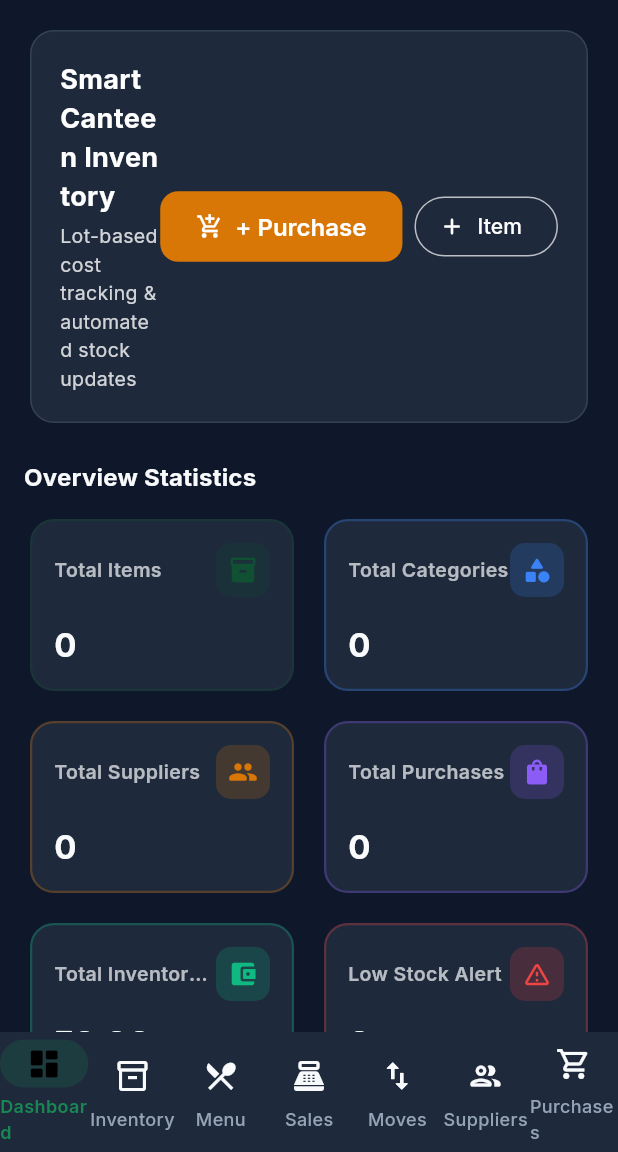
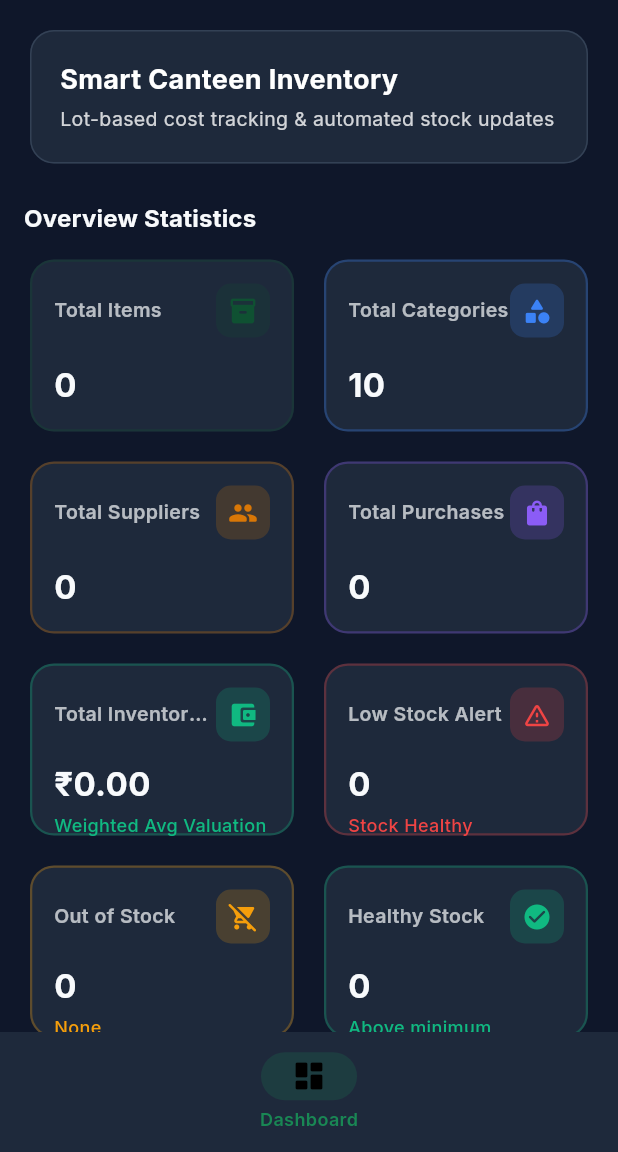
Before and after one commit to Lohith-Varma/NSRIT_Canteen, a Flutter app: the MainLayout screen opened directly, after a tap on the "nightlight round" icon, on a phone screen of 412 x 824 dp, the part 84-1236 px from its top. Run offline on Flutter 3.47's test engine with Material 3 defaults, Android fonts, the phone set to English and light mode, and no system bars; our stand-ins replace cloud_firestore, firebase_auth, firebase_core, flutter_spinkit, google_fonts; accounts and stored records are empty.

Commit message:
feat: Update Firebase configuration, add Firestore and Storage rules, and enhance provider functionality

```diff
--- a/lib/providers/admin_provider.dart
+++ b/lib/providers/admin_provider.dart
@@ -41,12 +41,8 @@
     return _notifications.where((item) => !item.isRead).length;
   }
 
-  AdminProvider() {
-    loadAdminData();
-    _startUserSync();
-  }
-
-  void _startUserSync() {
+  void startUserSync() {
+    if (_userSubscription != null) return;
     _userSubscription?.cancel();
     _userSubscription = _adminService.watchUsers().listen(
       (users) {
@@ -291,10 +287,18 @@
   }
 
   bool hasAccess(UserModel? user, String module) {
-    final role = user?.role ?? 'Administrator';
+    final role = user?.role;
+    if (module == 'Dashboard') return true;
+    if (role == null) return false;
     if (role == 'Administrator') return true;
     const permissions = {
-      'Store Manager': {'Inventory', 'Suppliers', 'Purchases', 'Dashboard'},
+      'Store Manager': {
+        'Inventory',
+        'Suppliers',
+        'Purchases',
+        'Stock Movements',
+        'Dashboard',
+      },
       'Cook': {'Menu', 'Preparation', 'Dashboard'},
       'Cashier': {'Sales', 'Dashboard'},
     };
--- a/lib/providers/auth_provider.dart
+++ b/lib/providers/auth_provider.dart
@@ -19,11 +19,19 @@
   }
 
   void _init() {
-    _authService.authStateChanges.listen((user) {
-      _user = user;
-      _isLoading = false;
-      notifyListeners();
-    });
+    _authService.authStateChanges.listen(
+      (user) {
+        _user = user;
+        _isLoading = false;
+        notifyListeners();
+      },
+      onError: (Object error) {
+        _user = null;
+        _errorMessage = error.toString().replaceAll('Exception: ', '');
+        _isLoading = false;
+        notifyListeners();
+      },
+    );
   }
 
   Future<bool> signIn(String email, String password) async {
--- a/lib/providers/inventory_provider.dart
+++ b/lib/providers/inventory_provider.dart
@@ -27,6 +27,7 @@
   InventorySortOption _sortOption = InventorySortOption.nameAsc;
   StreamSubscription<List<InventoryItem>>? _inventorySubscription;
   StreamSubscription<List<String>>? _categorySubscription;
+  bool _syncStarted = false;
 
   List<InventoryItem> get items => _items;
   List<String> get categories => _categories;
@@ -37,11 +38,9 @@
   String? get selectedStatus => _selectedStatus;
   InventorySortOption get sortOption => _sortOption;
 
-  InventoryProvider() {
-    startRealtimeSync();
-  }
-
   void startRealtimeSync() {
+    if (_syncStarted) return;
+    _syncStarted = true;
     _isLoading = true;
     notifyListeners();
 
@@ -58,6 +57,7 @@
       onError: (Object error) {
         _errorMessage = 'Failed to sync inventory: $error';
         _isLoading = false;
+        _syncStarted = false;
         notifyListeners();
       },
     );
--- a/lib/providers/kitchen_provider.dart
+++ b/lib/providers/kitchen_provider.dart
@@ -43,10 +43,6 @@
   }
 
   List<SaleModel> get recentSales => _sales.take(5).toList();
-
-  KitchenProvider() {
-    loadKitchenData();
-  }
 
   Future<void> loadKitchenData() async {
     _isLoading = true;
--- a/lib/providers/purchase_provider.dart
+++ b/lib/providers/purchase_provider.dart
@@ -19,10 +19,6 @@
 
   List<PurchaseModel> get recentPurchases {
     return _purchases.take(5).toList();
-  }
-
-  PurchaseProvider() {
-    loadPurchases();
   }
 
   Future<void> loadPurchases() async {
--- a/lib/providers/supplier_provider.dart
+++ b/lib/providers/supplier_provider.dart
@@ -16,10 +16,6 @@
   String get searchQuery => _searchQuery;
 
   int get totalSuppliers => _suppliers.length;
-
-  SupplierProvider() {
-    loadSuppliers();
-  }
 
   Future<void> loadSuppliers() async {
     _isLoading = true;
--- a/lib/screens/auth/splash_screen.dart
+++ b/lib/screens/auth/splash_screen.dart
@@ -8,7 +8,9 @@
 import 'login_screen.dart';
 
 class SplashScreen extends StatefulWidget {
-  const SplashScreen({super.key});
+  final bool autoNavigate;
+
+  const SplashScreen({super.key, this.autoNavigate = true});
 
   @override
   State<SplashScreen> createState() => _SplashScreenState();
@@ -18,7 +20,9 @@
   @override
   void initState() {
     super.initState();
-    _checkAuthAndNavigate();
+    if (widget.autoNavigate) {
+      _checkAuthAndNavigate();
+    }
   }
 
   Future<void> _checkAuthAndNavigate() async {
--- a/lib/screens/dashboard/dashboard_screen.dart
+++ b/lib/screens/dashboard/dashboard_screen.dart
@@ -1,6 +1,8 @@
 import 'package:flutter/material.dart';
 import 'package:provider/provider.dart';
 import '../../constants/app_colors.dart';
+import '../../providers/admin_provider.dart';
+import '../../providers/auth_provider.dart';
 import '../../providers/inventory_provider.dart';
 import '../../providers/supplier_provider.dart';
 import '../../providers/purchase_provider.dart';
@@ -24,6 +26,8 @@
     final supplierProvider = Provider.of<SupplierProvider>(context);
     final purchaseProvider = Provider.of<PurchaseProvider>(context);
     final kitchenProvider = Provider.of<KitchenProvider>(context);
+    final authProvider = Provider.of<AuthProvider>(context);
+    final adminProvider = Provider.of<AdminProvider>(context);
 
     final screenWidth = MediaQuery.of(context).size.width;
     final gridCrossAxisCount = screenWidth > 900
@@ -32,6 +36,14 @@
 
     final lowStockList = inventoryProvider.lowStockItems;
     final recentPurchases = purchaseProvider.recentPurchases;
+    final canManageInventory = adminProvider.hasAccess(
+      authProvider.user,
+      'Inventory',
+    );
+    final canManagePurchases = adminProvider.hasAccess(
+      authProvider.user,
+      'Purchases',
+    );
 
     return RefreshIndicator(
       onRefresh: () async {
@@ -76,10 +88,12 @@
                         ],
                       ),
                     ),
+                    if (canManageInventory || canManagePurchases)
                       Wrap(
                         spacing: 8,
                         runSpacing: 8,
                         children: [
+                          if (canManagePurchases)
                             ElevatedButton.icon(
                               style: ElevatedButton.styleFrom(
                                 backgroundColor: AppColors.secondary,
@@ -92,9 +106,13 @@
                                   ),
                                 );
                               },
-                          icon: const Icon(Icons.add_shopping_cart, size: 18),
+                              icon: const Icon(
+                                Icons.add_shopping_cart,
+                                size: 18,
+                              ),
                               label: const Text('+ Purchase'),
                             ),
+                          if (canManageInventory)
                             OutlinedButton.icon(
                               style: OutlinedButton.styleFrom(
                                 foregroundColor: Colors.white,
@@ -312,13 +330,16 @@
                       return Card(
                         margin: const EdgeInsets.only(bottom: 8),
                         child: ListTile(
-                          onTap: () {
+                          onTap: canManageInventory
+                              ? () {
                                   Navigator.of(context).push(
                                     MaterialPageRoute(
-                                builder: (_) => ItemDetailScreen(item: item),
+                                      builder: (_) =>
+                                          ItemDetailScreen(item: item),
                                     ),
                                   );
-                          },
+                                }
+                              : null,
                           leading: CircleAvatar(
                             backgroundColor: AppColors.danger.withValues(
                               alpha: 0.15,
@@ -381,10 +402,11 @@
             ),
             const SizedBox(height: 12),
             recentPurchases.isEmpty
-                ? const EmptyStateWidget(
+                ? EmptyStateWidget(
                     title: 'No Purchases Recorded',
-                    message:
-                        'Click "+ Purchase" above to add your first canteen purchase entry.',
+                    message: canManagePurchases
+                        ? 'Click "+ Purchase" above to add your first canteen purchase entry.'
+                        : 'Purchase entries will appear here when available.',
                     icon: Icons.receipt_long_outlined,
                   )
                 : ListView.builder(
--- a/lib/screens/main_layout.dart
+++ b/lib/screens/main_layout.dart
@@ -1,6 +1,11 @@
 import 'package:flutter/material.dart';
 import 'package:provider/provider.dart';
+import '../providers/admin_provider.dart';
 import '../providers/auth_provider.dart';
+import '../providers/inventory_provider.dart';
+import '../providers/kitchen_provider.dart';
+import '../providers/purchase_provider.dart';
+import '../providers/supplier_provider.dart';
 import '../providers/theme_provider.dart';
 import '../widgets/confirm_dialog.dart';
 
@@ -22,25 +27,72 @@
 
 class _MainLayoutState extends State<MainLayout> {
   int _currentIndex = 0;
+  bool _loadedInitialData = false;
 
-  final List<Widget> _screens = const [
-    DashboardScreen(),
-    CategoryGridScreen(),
-    MenuScreen(),
-    SalesScreen(),
-    StockMovementScreen(),
-    SupplierListScreen(),
-    PurchaseListScreen(),
-  ];
-
-  final List<String> _titles = const [
-    'Dashboard',
-    'Inventory Management',
-    'Smart Kitchen Menu',
-    'Sales',
-    'Stock Movements',
-    'Supplier Directory',
-    'Purchase History',
+  static const List<_NavigationItem> _allItems = [
+    _NavigationItem(
+      module: 'Dashboard',
+      title: 'Dashboard',
+      label: 'Dashboard',
+      compactLabel: 'Dashboard',
+      icon: Icons.dashboard_outlined,
+      selectedIcon: Icons.dashboard_rounded,
+      screen: DashboardScreen(),
+    ),
+    _NavigationItem(
+      module: 'Inventory',
+      title: 'Inventory Management',
+      label: 'Inventory',
+      compactLabel: 'Inventory',
+      icon: Icons.inventory_2_outlined,
+      selectedIcon: Icons.inventory_2_rounded,
+      screen: CategoryGridScreen(),
+    ),
+    _NavigationItem(
+      module: 'Menu',
+      title: 'Smart Kitchen Menu',
+      label: 'Menu',
+      compactLabel: 'Menu',
+      icon: Icons.restaurant_menu_outlined,
+      selectedIcon: Icons.restaurant_menu_rounded,
+      screen: MenuScreen(),
+    ),
+    _NavigationItem(
+      module: 'Sales',
+      title: 'Sales',
+      label: 'Sales',
+      compactLabel: 'Sales',
+      icon: Icons.point_of_sale_outlined,
+      selectedIcon: Icons.point_of_sale_rounded,
+      screen: SalesScreen(),
+    ),
+    _NavigationItem(
+      module: 'Stock Movements',
+      title: 'Stock Movements',
+      label: 'Movements',
+      compactLabel: 'Moves',
+      icon: Icons.swap_vert_outlined,
+      selectedIcon: Icons.swap_vert_rounded,
+      screen: StockMovementScreen(),
+    ),
+    _NavigationItem(
+      module: 'Suppliers',
+      title: 'Supplier Directory',
+      label: 'Suppliers',
+      compactLabel: 'Suppliers',
+      icon: Icons.people_outline_rounded,
+      selectedIcon: Icons.people_rounded,
+      screen: SupplierListScreen(),
+    ),
+    _NavigationItem(
+      module: 'Purchases',
+      title: 'Purchase History',
+      label: 'Purchases',
+      compactLabel: 'Purchases',
+      icon: Icons.shopping_cart_outlined,
+      selectedIcon: Icons.shopping_cart_rounded,
+      screen: PurchaseListScreen(),
+    ),
   ];
 
   Future<void> _handleLogout(BuildContext context) async {
@@ -70,8 +122,17 @@
     final theme = Theme.of(context);
     final themeProvider = Provider.of<ThemeProvider>(context);
     final authProvider = Provider.of<AuthProvider>(context);
+    final adminProvider = Provider.of<AdminProvider>(context);
     final screenWidth = MediaQuery.of(context).size.width;
     final isTablet = screenWidth >= 600;
+    final visibleItems = _allItems
+        .where(
+          (item) => adminProvider.hasAccess(authProvider.user, item.module),
+        )
+        .toList();
+    final selectedIndex = _currentIndex >= visibleItems.length
+        ? 0
+        : _currentIndex;
 
     return Scaffold(
       appBar: AppBar(
@@ -89,7 +150,7 @@
           crossAxisAlignment: CrossAxisAlignment.start,
           children: [
             Text(
-              _titles[_currentIndex],
+              visibleItems[selectedIndex].title,
               style: const TextStyle(fontWeight: FontWeight.bold, fontSize: 18),
             ),
             Text(
@@ -131,104 +192,113 @@
         children: [
           if (isTablet)
             NavigationRail(
-              selectedIndex: _currentIndex,
+              selectedIndex: selectedIndex,
               onDestinationSelected: (index) {
                 setState(() {
                   _currentIndex = index;
                 });
               },
               labelType: NavigationRailLabelType.all,
-              destinations: const [
-                NavigationRailDestination(
-                  icon: Icon(Icons.dashboard_outlined),
-                  selectedIcon: Icon(Icons.dashboard_rounded),
-                  label: Text('Dashboard'),
-                ),
-                NavigationRailDestination(
-                  icon: Icon(Icons.inventory_2_outlined),
-                  selectedIcon: Icon(Icons.inventory_2_rounded),
-                  label: Text('Inventory'),
-                ),
-                NavigationRailDestination(
-                  icon: Icon(Icons.restaurant_menu_outlined),
-                  selectedIcon: Icon(Icons.restaurant_menu_rounded),
-                  label: Text('Menu'),
-                ),
-                NavigationRailDestination(
-                  icon: Icon(Icons.point_of_sale_outlined),
-                  selectedIcon: Icon(Icons.point_of_sale_rounded),
-                  label: Text('Sales'),
-                ),
-                NavigationRailDestination(
-                  icon: Icon(Icons.swap_vert_outlined),
-                  selectedIcon: Icon(Icons.swap_vert_rounded),
-                  label: Text('Movements'),
-                ),
-                NavigationRailDestination(
-                  icon: Icon(Icons.people_outline_rounded),
-                  selectedIcon: Icon(Icons.people_rounded),
-                  label: Text('Suppliers'),
-                ),
-                NavigationRailDestination(
-                  icon: Icon(Icons.shopping_cart_outlined),
-                  selectedIcon: Icon(Icons.shopping_cart_rounded),
-                  label: Text('Purchases'),
-                ),
-              ],
+              destinations: visibleItems
+                  .map(
+                    (item) => NavigationRailDestination(
+                      icon: Icon(item.icon),
+                      selectedIcon: Icon(item.selectedIcon),
+                      label: Text(item.label),
+                    ),
+                  )
+                  .toList(),
             ),
           if (isTablet) const VerticalDivider(thickness: 1, width: 1),
           Expanded(
-            child: IndexedStack(index: _currentIndex, children: _screens),
+            child: IndexedStack(
+              index: selectedIndex,
+              children: visibleItems.map((item) => item.screen).toList(),
+            ),
           ),
         ],
       ),
       bottomNavigationBar: isTablet
           ? null
           : NavigationBar(
-              selectedIndex: _currentIndex,
+              selectedIndex: selectedIndex,
               onDestinationSelected: (index) {
                 setState(() {
                   _currentIndex = index;
                 });
               },
-              destinations: const [
-                NavigationDestination(
-                  icon: Icon(Icons.dashboard_outlined),
-                  selectedIcon: Icon(Icons.dashboard_rounded),
-                  label: 'Dashboard',
-                ),
-                NavigationDestination(
-                  icon: Icon(Icons.inventory_2_outlined),
-                  selectedIcon: Icon(Icons.inventory_2_rounded),
-                  label: 'Inventory',
-                ),
-                NavigationDestination(
-                  icon: Icon(Icons.restaurant_menu_outlined),
-                  selectedIcon: Icon(Icons.restaurant_menu_rounded),
-                  label: 'Menu',
-                ),
-                NavigationDestination(
-                  icon: Icon(Icons.point_of_sale_outlined),
-                  selectedIcon: Icon(Icons.point_of_sale_rounded),
-                  label: 'Sales',
-                ),
-                NavigationDestination(
-                  icon: Icon(Icons.swap_vert_outlined),
-                  selectedIcon: Icon(Icons.swap_vert_rounded),
-                  label: 'Moves',
-                ),
-                NavigationDestination(
-                  icon: Icon(Icons.people_outline_rounded),
-                  selectedIcon: Icon(Icons.people_rounded),
-                  label: 'Suppliers',
-                ),
-                NavigationDestination(
-                  icon: Icon(Icons.shopping_cart_outlined),
-                  selectedIcon: Icon(Icons.shopping_cart_rounded),
-                  label: 'Purchases',
-                ),
-              ],
+              destinations: visibleItems
+                  .map(
+                    (item) => NavigationDestination(
+                      icon: Icon(item.icon),
+                      selectedIcon: Icon(item.selectedIcon),
+                      label: item.compactLabel,
+                    ),
+                  )
+                  .toList(),
             ),
     );
   }
+
+  @override
+  void didChangeDependencies() {
+    super.didChangeDependencies();
+    if (_loadedInitialData) return;
+    _loadedInitialData = true;
+    WidgetsBinding.instance.addPostFrameCallback((_) {
+      if (mounted) {
+        _loadAuthorizedData();
+      }
+    });
+  }
+
+  Future<void> _loadAuthorizedData() async {
+    final authProvider = context.read<AuthProvider>();
+    final adminProvider = context.read<AdminProvider>();
+    final inventoryProvider = context.read<InventoryProvider>();
+    final supplierProvider = context.read<SupplierProvider>();
+    final purchaseProvider = context.read<PurchaseProvider>();
+    final kitchenProvider = context.read<KitchenProvider>();
+    final user = authProvider.user;
+
+    if (adminProvider.hasAccess(user, 'Inventory') ||
+        adminProvider.hasAccess(user, 'Menu')) {
+      inventoryProvider.startRealtimeSync();
+    }
+    if (adminProvider.hasAccess(user, 'Suppliers')) {
+      await supplierProvider.loadSuppliers();
+    }
+    if (adminProvider.hasAccess(user, 'Purchases')) {
+      await purchaseProvider.loadPurchases();
+    }
+    if (adminProvider.hasAccess(user, 'Menu') ||
+        adminProvider.hasAccess(user, 'Sales') ||
+        adminProvider.hasAccess(user, 'Stock Movements')) {
+      await kitchenProvider.loadKitchenData();
+    }
+    if (user?.role == 'Administrator') {
+      adminProvider.startUserSync();
+      await adminProvider.loadAdminData();
+    }
+  }
 }
+
+class _NavigationItem {
+  final String module;
+  final String title;
+  final String label;
+  final String compactLabel;
+  final IconData icon;
+  final IconData selectedIcon;
+  final Widget screen;
+
+  const _NavigationItem({
+    required this.module,
+    required this.title,
+    required this.label,
+    required this.compactLabel,
+    required this.icon,
+    required this.selectedIcon,
+    required this.screen,
+  });
+}
--- a/lib/services/auth_service.dart
+++ b/lib/services/auth_service.dart
@@ -109,15 +109,12 @@
       return UserModel.fromMap(doc.data()!, doc.id);
     }
 
-    final model = UserModel(
-      uid: user.uid,
-      email: user.email ?? '',
-      displayName: user.displayName,
-      role: 'Administrator',
-      createdAt: DateTime.now(),
+    await _auth.signOut();
+    throw FirebaseAuthException(
+      code: 'profile-not-found',
+      message:
+          'No application profile exists for this account. Contact an administrator.',
     );
-    await ref.set(model.toMap(), SetOptions(merge: true));
-    return model;
   }
 
   String _authMessage(FirebaseAuthException e) {
@@ -136,6 +133,8 @@
         return 'Use a stronger password.';
       case 'network-request-failed':
         return 'Network error. Check your connection and try again.';
+      case 'profile-not-found':
+        return e.message ?? 'No application profile exists for this account.';
       default:
         return e.message ?? 'Authentication failed.';
     }
```
Also changed, not shown: firebase.json, 3 other files. Lines whose indentation alone changed are shown as unchanged.
